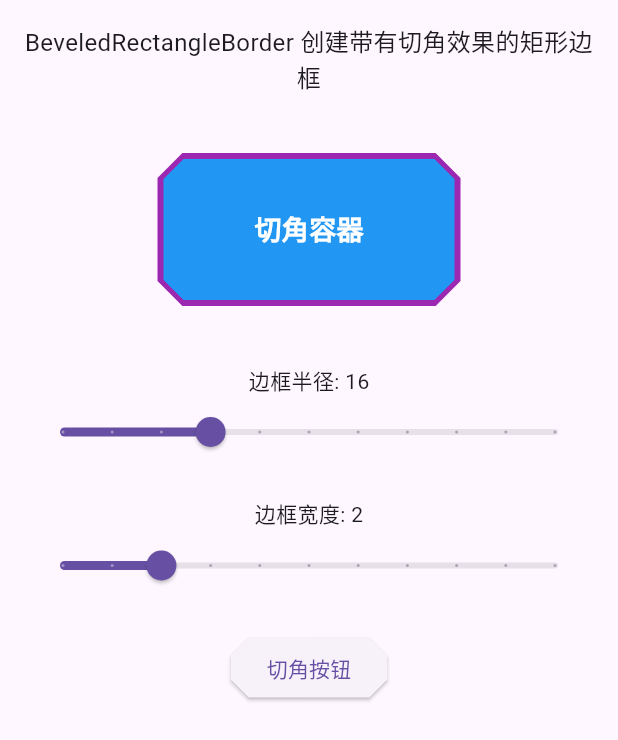
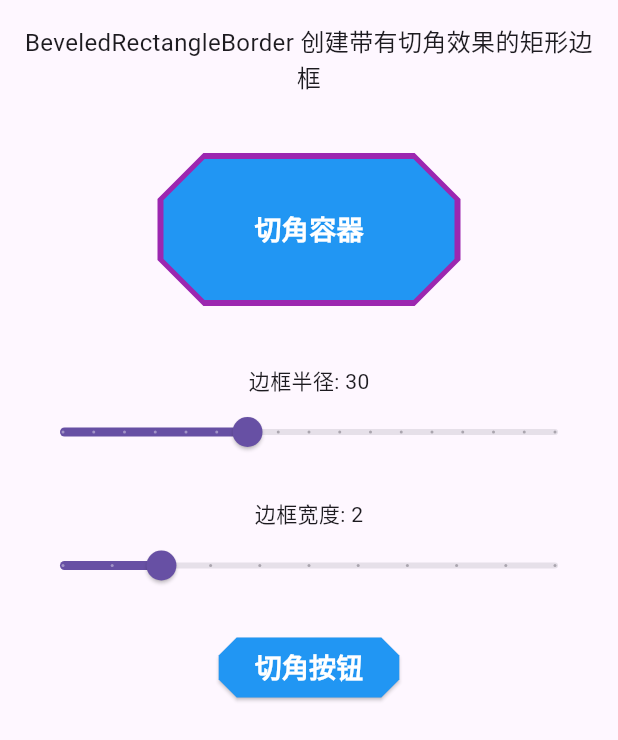
Before and after one commit to rex26/practice, a Flutter app: the BeveledRectangleBorderDemo widget shown alone on an empty page, opened directly, on a phone screen of 412 x 824 dp. Shown: the top 740 px of the screen. Run offline on Flutter 3.47's test engine with Material 3 defaults, Android fonts, the phone set to English and light mode, and no system bars; our stand-ins replace auto_size_text, battery_plus, bot_toast, connectivity_plus, device_info_plus, dio and 9 more; missing offline and left inert: talker_dio_logger; generated files the repository leaves out were written again.

Commit message:
fix: Beveled Rectangle Border is not obvious

```diff
--- a/lib/pages/flutter_widgets_demo/flutter_widgets_demo_app.dart
+++ b/lib/pages/flutter_widgets_demo/flutter_widgets_demo_app.dart
@@ -502,8 +502,7 @@ class _AnimationWidgetState extends State<_AnimationWidget>
     _controller = AnimationController(
       duration: const Duration(seconds: 2),
       vsync: this,
-    )
-      ..repeat();
+    )..repeat();
   }
 
   @override
@@ -767,7 +766,7 @@ class BeveledRectangleBorderDemo extends StatefulWidget {
 
 class _BeveledRectangleBorderDemoState
     extends State<BeveledRectangleBorderDemo> {
-  double _borderRadius = 16.0;
+  double _borderRadius = 30.0;
   double _borderWidth = 2.0;
 
   @override
@@ -813,8 +812,8 @@ class _BeveledRectangleBorderDemoState
           Slider(
             value: _borderRadius,
             min: 0,
-            max: 50,
-            divisions: 10,
+            max: 80,
+            divisions: 16,
             onChanged: (value) {
               setState(() {
                 _borderRadius = value;
@@ -837,12 +836,17 @@ class _BeveledRectangleBorderDemoState
           const SizedBox(height: 20),
           ElevatedButton(
             style: ElevatedButton.styleFrom(
+              backgroundColor: Colors.blue,
               shape: BeveledRectangleBorder(
                 borderRadius: BorderRadius.circular(12),
               ),
             ),
             onPressed: () {},
-            child: const Text('切角按钮'),
+            child: const Text('切角按钮',style: TextStyle(
+              color: Colors.white,
+              fontSize: 18,
+              fontWeight: FontWeight.bold,
+            ),),
           ),
         ],
       ),
```
